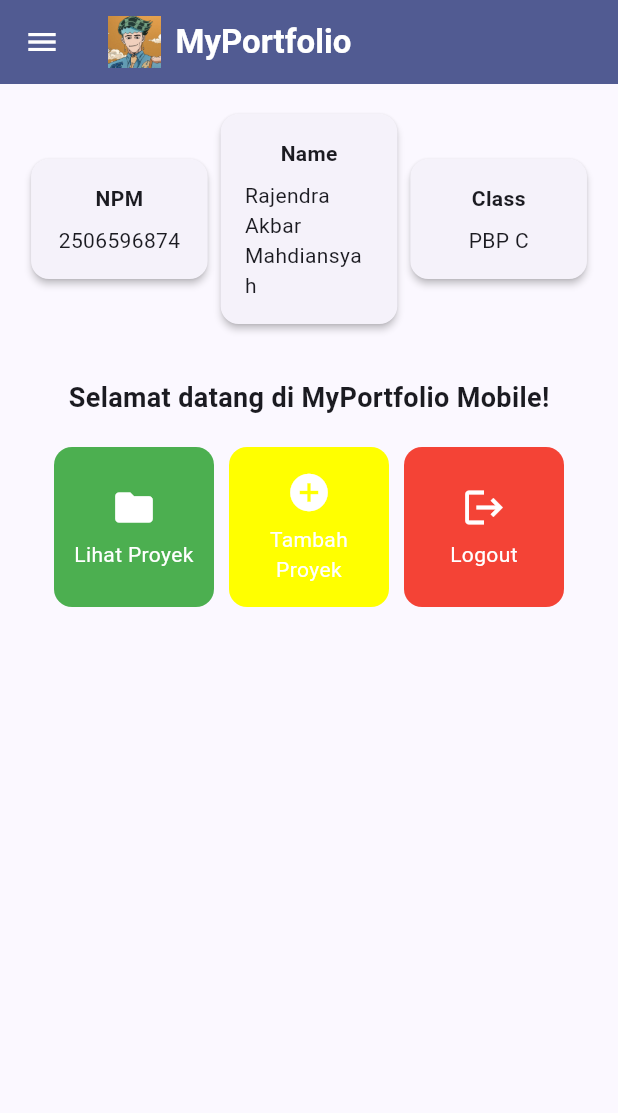
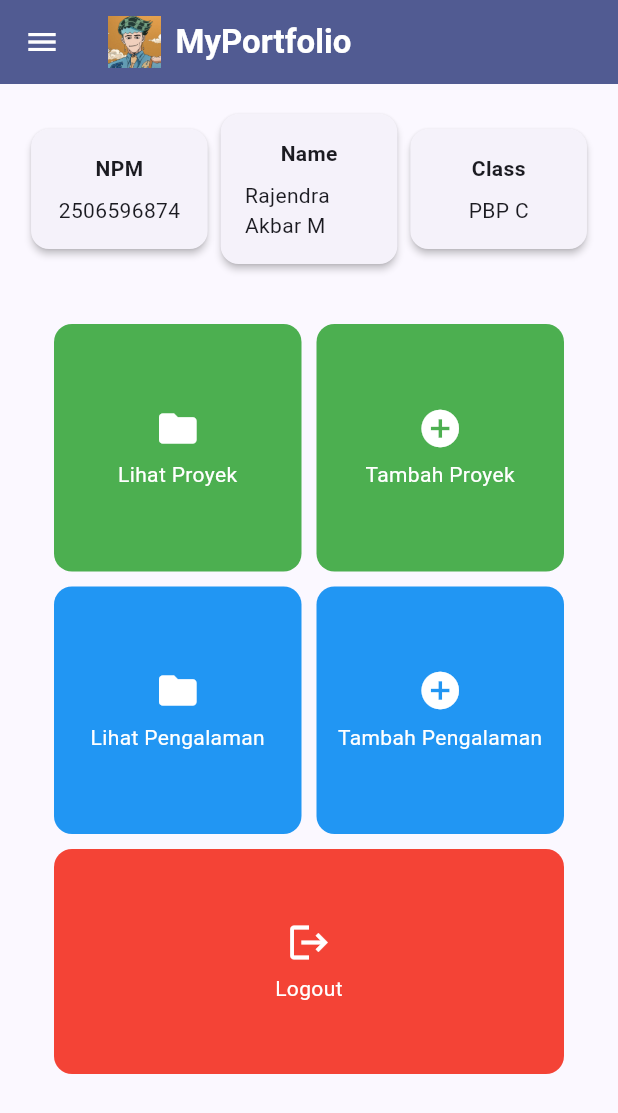
Before and after one commit to jendoraa/myportofolio-mobile, a Flutter app: the screen it shows after launch, on a phone screen of 412 x 824 dp. Shown: the top 1113 px of the screen. Run offline on Flutter 3.47's test engine with Material 3 defaults, Android fonts, the phone set to English and light mode, and no system bars.

Commit message:
style: adjust homepage layout

```diff
--- a/lib/screens/menu.dart
+++ b/lib/screens/menu.dart
@@ -1,6 +1,6 @@
 import 'package:flutter/material.dart';
 import 'package:myportofolio_mobile/widgets/left_drawer.dart';
-import 'package:myportofolio_mobile/widgets/project_card.dart';
+import 'package:myportofolio_mobile/widgets/home_card.dart';
 
 class ItemHomepage {
   final String name;
@@ -14,14 +14,26 @@ class MyHomePage extends StatelessWidget {
   MyHomePage({super.key});
 
   final String npm = "2506596874";
-  final String nama = "Rajendra Akbar Mahdiansyah";
+  final String nama = "Rajendra Akbar M";
   final String kelas = "PBP C";
 
   final List<ItemHomepage> items = [
     ItemHomepage("Lihat Proyek", Icons.folder, Colors.green),
-    ItemHomepage("Tambah Proyek", Icons.add_circle, Colors.yellowAccent),
+    ItemHomepage("Tambah Proyek", Icons.add_circle, Colors.green),
+    ItemHomepage("Lihat Pengalaman", Icons.folder, Colors.blue),
+    ItemHomepage("Tambah Pengalaman", Icons.add_circle, Colors.blue),
     ItemHomepage("Logout", Icons.logout, Colors.red),
   ];
+
+  Widget _buildGroup(ItemHomepage top, ItemHomepage bottom) {
+    return Column(
+      children: [
+        SizedBox(height: 110, width: double.infinity, child: ItemCard(top)),
+        const SizedBox(height: 16),
+        SizedBox(height: 110, width: double.infinity, child: ItemCard(bottom)),
+      ],
+    );
+  }
 
   @override
   Widget build(BuildContext context) {
@@ -48,7 +60,8 @@ class MyHomePage extends StatelessWidget {
         iconTheme: const IconThemeData(color: Colors.white), // Agar ikon hamburger drawer putih
       ),
       drawer: const LeftDrawer(),
-      body: Padding(
+      body: SingleChildScrollView(
+        child: Padding(
           padding: const EdgeInsets.all(16.0),
           child: Column(
             crossAxisAlignment: CrossAxisAlignment.center,
@@ -62,34 +75,37 @@ class MyHomePage extends StatelessWidget {
                 ],
               ),
               const SizedBox(height: 16.0),
-            Center(
+              Padding(
+                padding: const EdgeInsets.all(20),
                 child: Column(
                   children: [
-                  const Padding(
-                    padding: EdgeInsets.only(top: 16.0),
-                    child: Text(
-                      'Selamat datang di MyPortfolio Mobile!',
-                      style: TextStyle(
-                        fontWeight: FontWeight.bold,
-                        fontSize: 18.0,
-                      ),
-                    ),
-                  ),
+                    // 4 Item pertama (2x2)
                     GridView.count(
-                    primary: true,
-                    padding: const EdgeInsets.all(20),
+                      primary: false,
+                      physics: const NeverScrollableScrollPhysics(),
                       crossAxisSpacing: 10,
                       mainAxisSpacing: 10,
-                    crossAxisCount: 3,
+                      crossAxisCount: 2,
                       shrinkWrap: true,
-                    children: items.map((ItemHomepage item) {
+                      children: items.take(4).map((ItemHomepage item) {
                         return ItemCard(item);
                       }).toList(),
+                    ),
+
+                    const SizedBox(height: 10), // Jarak antara grid dan item ke-5
+
+                    // Item ke-5 (Lebar penuh di bawah)
+                    if (items.length > 4)
+                      SizedBox(
+                        width: double.infinity,
+                        height: 150, // Sesuaikan tinggi kotak ke-5 agar serasi dengan kotak di atasnya
+                        child: ItemCard(items[4]),
                       ),
                   ],
                 ),
               ),
             ],
+          ),
         ),
       ),
     );
--- a/lib/widgets/project_card.dart
+++ b/lib/widgets/home_card.dart
@@ -1,6 +1,7 @@
 import 'package:flutter/material.dart';
 import 'package:myportofolio_mobile/screens/menu.dart';
 import 'package:myportofolio_mobile/screens/project_form.dart';
+import 'package:myportofolio_mobile/screens/experience_form.dart';
 
 import 'package:flutter/services.dart';
 
@@ -33,6 +34,13 @@ class ItemCard extends StatelessWidget {
               context,
               MaterialPageRoute(
                 builder: (context) => const ProjectFormPage(),
+              ),
+            );
+          } else if (item.name == "Tambah Pengalaman") {
+            Navigator.push(
+              context,
+              MaterialPageRoute(
+                builder: (context) => const ExperienceFormPage(),
               ),
             );
           } else if (item.name == "Logout") {
```
Lines whose indentation alone changed are shown as unchanged.
